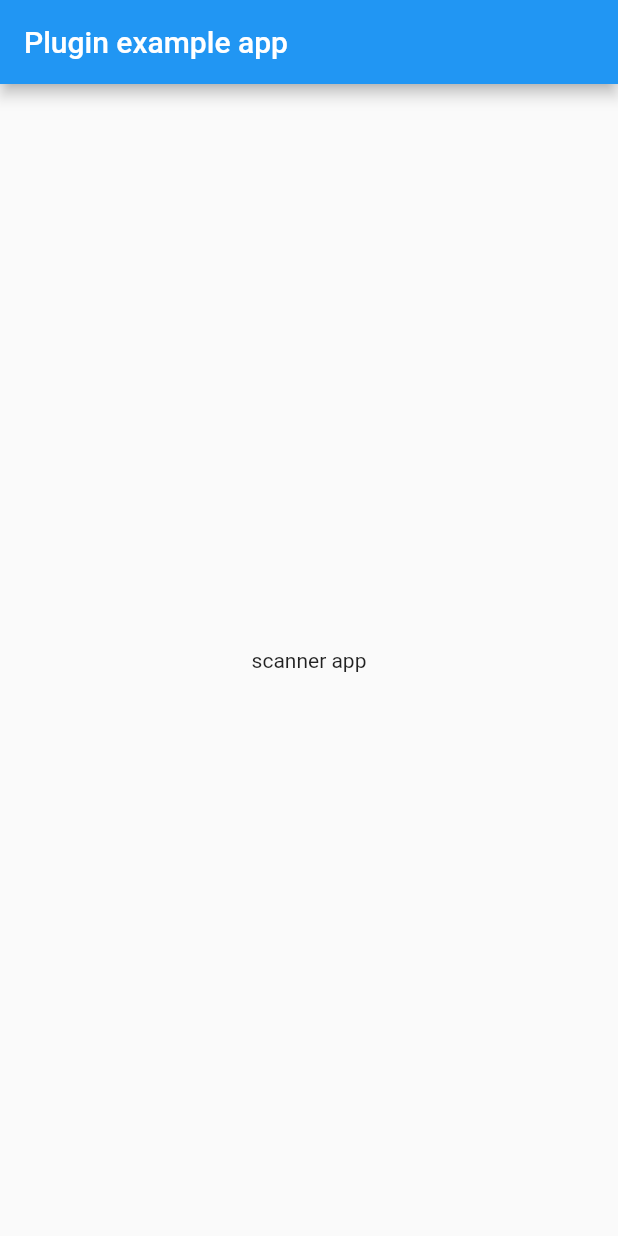
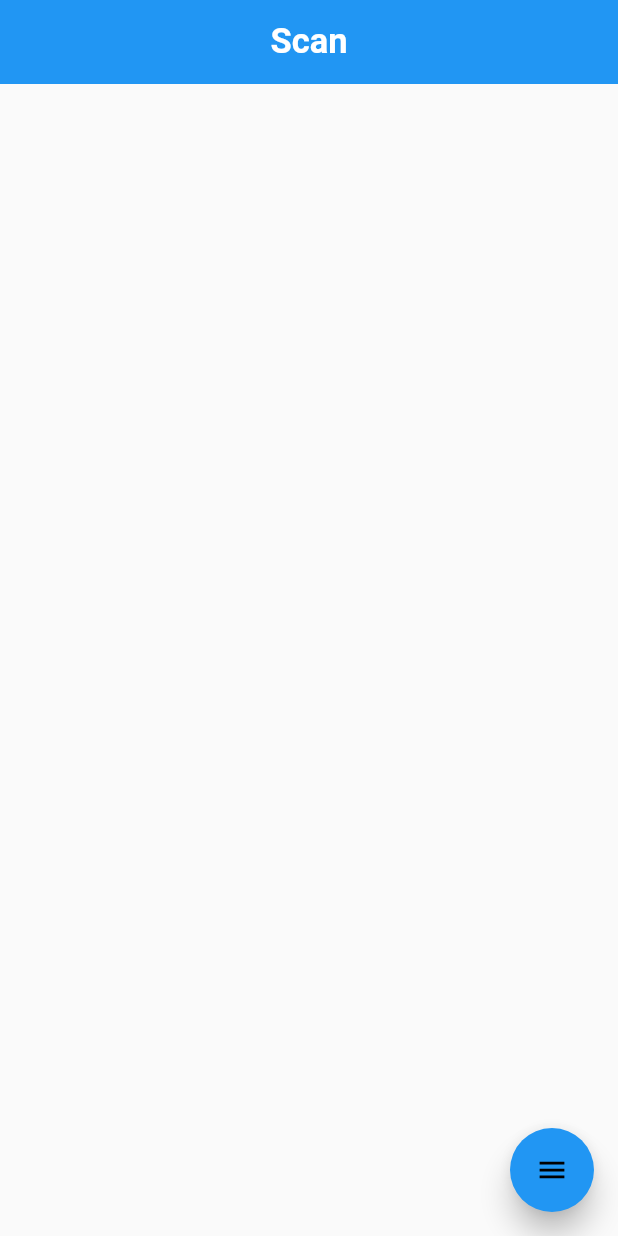
Before and after one commit to devsandeshnaik/doc_scanner, a Flutter app: the screen it shows after launch, on a phone screen of 412 x 824 dp. Run offline on Flutter 3.47's test engine with Material 2 defaults, Android fonts, the phone set to English and light mode, and no system bars; drawn by our look-alikes of flutter_speed_dial; our stand-ins replace image_picker, open_file, permission_handler, printing; missing offline and left inert: directory_picker, flutter_full_pdf_viewer, images_to_pdf.

Commit message:
ui changes

```diff
--- /dev/null
+++ b/lib/Classes.dart
@@ -0,0 +1,19 @@
+class DirectoryOS {
+  String dirName;
+  String dirPath;
+  DateTime created;
+  int imageCount;
+  String firstImgPath;
+  DateTime lastModified;
+  String newName;
+
+  DirectoryOS({
+    this.dirName,
+    this.created,
+    this.dirPath,
+    this.firstImgPath,
+    this.imageCount,
+    this.lastModified,
+    this.newName,
+  });
+}
--- a/lib/main.dart
+++ b/lib/main.dart
@@ -1,8 +1,15 @@
+
+import 'package:doc_scanner/view_document.dart';
 import 'package:flutter/material.dart';
 import 'package:flutter/services.dart';
+import 'package:flutter_speed_dial/flutter_speed_dial.dart';
+import 'package:permission_handler/permission_handler.dart';
+
+import 'Classes.dart';
+
 
 void main() {
-  runApp(MyApp());
+  runApp(MaterialApp(home:MyApp() ));
 }
 
 class MyApp extends StatefulWidget {
@@ -11,19 +18,97 @@ class MyApp extends StatefulWidget {
 }
 
 class _MyAppState extends State<MyApp> {
+  List<Map<String, dynamic>> masterData;
+  List<DirectoryOS> masterDirectories = [];
   String _imagePath = 'Unknown';
 
   @override
+  void initState() {
+    askPermission();
+
+  }
+  void askPermission() async {
+    await _requestPermission();
+  }
+
+  Future<bool> _requestPermission() async {
+    final PermissionHandler _permissionHandler = PermissionHandler();
+    var result = await _permissionHandler.requestPermissions(
+        <PermissionGroup>[PermissionGroup.storage, PermissionGroup.camera]);
+    if (result[PermissionGroup.storage] == PermissionStatus.granted &&
+        result[PermissionGroup.camera] == PermissionStatus.granted) {
+      return true;
+    }
+    return false;
+  }
+
+
+
+  @override
   Widget build(BuildContext context) {
-    return new MaterialApp(
-      home: new Scaffold(
-        appBar: new AppBar(
-          title: const Text('Plugin example app'),
+    return
+    SafeArea(
+      child: Scaffold(
+        appBar: AppBar(
+          elevation: 0,
+          centerTitle: true,
+          title: RichText(
+            text: TextSpan(
+              text: 'Scan',
+              style: TextStyle(fontSize: 23, fontWeight: FontWeight.w600),
+
+            ),
+          ),
         ),
-        body: Center(
-          child: Text("scanner app"),
+        floatingActionButton: SpeedDial(
+          marginRight: 18,
+          marginBottom: 20,
+          animatedIcon: AnimatedIcons.menu_close,
+          animatedIconTheme: IconThemeData(size: 22.0),
+          visible: true,
+          closeManually: false,
+          curve: Curves.bounceIn,
+          overlayColor: Colors.black,
+          overlayOpacity: 0.5,
+          tooltip: 'Scan Options',
+          heroTag: 'speed-dial-hero-tag',
+          foregroundColor: Colors.black,
+          elevation: 8.0,
+          shape: CircleBorder(),
+          children: [
+            SpeedDialChild(
+              child: Icon(Icons.camera_alt),
+              backgroundColor: Colors.blue,
+              label: 'Camera',
+              labelStyle: TextStyle(fontSize: 18.0, color: Colors.black),
+              onTap: () {
+                Navigator.push(
+                  context,
+                  MaterialPageRoute(
+                    builder: (context) => ViewDocument(
+                    ),
+                  ),
+                );
+              },
+            ),
+            SpeedDialChild(
+              child: Icon(Icons.image),
+              backgroundColor: Colors.blue,
+              label: 'Import from Gallery',
+              labelStyle: TextStyle(fontSize: 18.0, color: Colors.black),
+              onTap: () {
+                Navigator.push(
+                  context,
+                  MaterialPageRoute(
+                    builder: (context) => ViewDocument(
+                    ),
+                  ),
+                );
+              },
+            ),
+          ],
         ),
       ),
-    );
+     );
   }
 }
```
Also changed, not shown: lib/file_operations.dart (added, +46 -0 lines), lib/pdfViewer.dart (added, +24 -0 lines), lib/view_document.dart (added, +154 -0 lines), pubspec.yaml (+12 -1 lines), lib/save_images.dart (added), pubspec.lock, 5 other files.
